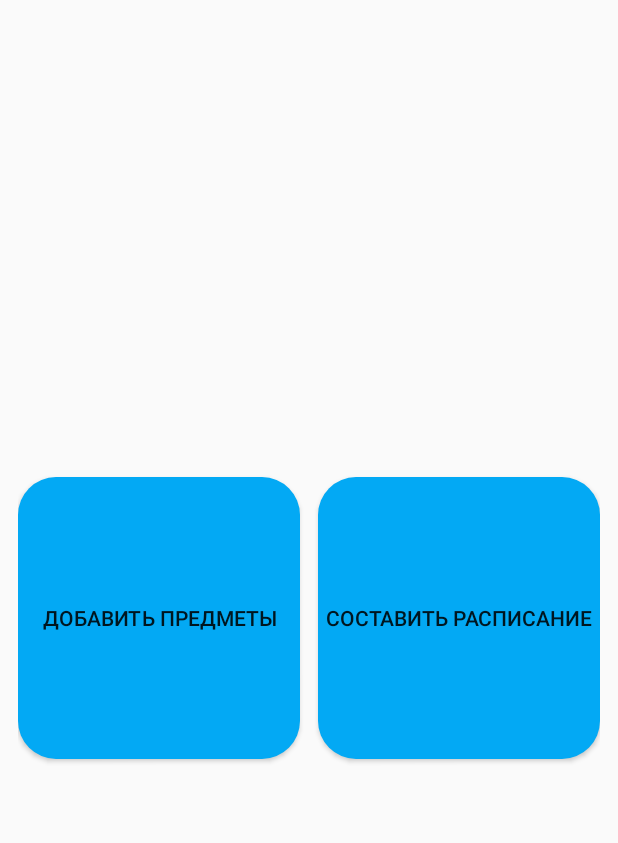
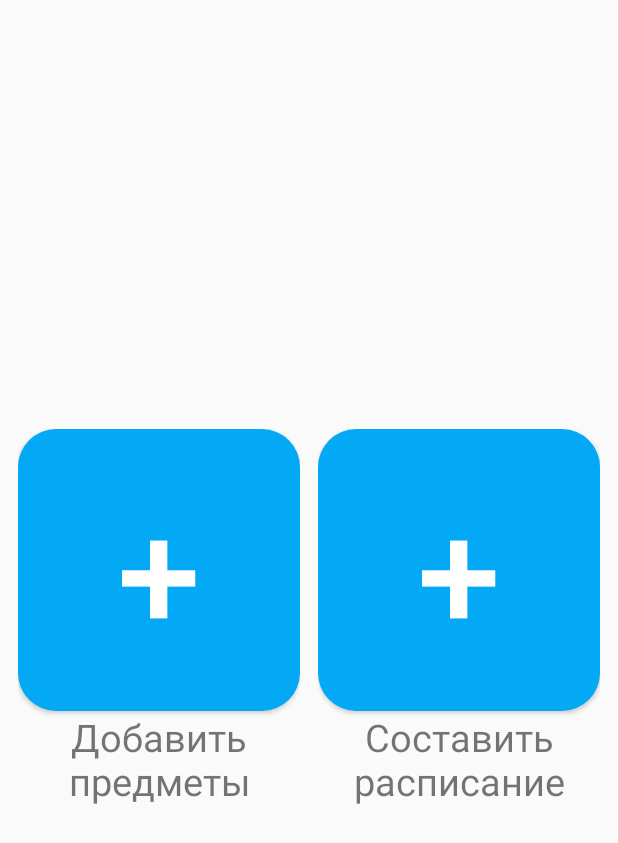
Before and after one commit to ShiryaevNikolay/MyApplicationTimeTable, an Android app: the screen it shows after launch (MainActivity), on a phone screen of 412 x 824 dp. Shown: the top 843 px of the screen. Run offline under Robolectric (Android 15) with nearby library versions, the phone set to English and light mode, and no system bars.

Commit message:
Add "+" in buttons, add text under buttons

```diff
--- a/app/src/main/res/layout/activity_main.xml
+++ b/app/src/main/res/layout/activity_main.xml
@@ -10,22 +10,59 @@
     tools:context=".MainActivity">
 
 
+    <LinearLayout
+        android:layout_width="match_parent"
+        android:layout_height="wrap_content"
+        android:layout_weight="1"
+        android:orientation="vertical"
+        android:layout_marginEnd="6dp">
+
         <com.example.timetable.ResizableButton
             android:id="@+id/main_btn1"
             android:layout_width="match_parent"
             android:layout_height="wrap_content"
-        android:layout_marginEnd="6dp"
+            android:layout_weight="1"
+            android:background="@drawable/rounded_corner"
+            android:text="+"
+            android:textColor="#ffffff"
+            android:textSize="100dp"/>
+
+        <TextView
+            android:id="@+id/textView"
+            android:layout_width="match_parent"
+            android:layout_height="wrap_content"
             android:layout_weight="1"
             android:text="Добавить предметы"
-        android:background="@drawable/rounded_corner"/>
+            android:gravity="center"
+            android:textSize="25dp"/>
+
+    </LinearLayout>
+
+    <LinearLayout
+        android:layout_width="match_parent"
+        android:layout_height="wrap_content"
+        android:layout_weight="1"
+        android:orientation="vertical"
+        android:layout_marginStart="6dp">
 
         <com.example.timetable.ResizableButton
             android:id="@+id/button2"
             android:layout_width="match_parent"
             android:layout_height="wrap_content"
-        android:layout_marginStart="6dp"
+            android:layout_weight="1"
+            android:background="@drawable/rounded_corner"
+            android:text="+"
+            android:textColor="#ffffff"
+            android:textSize="100dp" />
+
+        <TextView
+            android:id="@+id/textView2"
+            android:layout_width="match_parent"
+            android:layout_height="wrap_content"
             android:layout_weight="1"
             android:text="Составить расписание"
-        android:background="@drawable/rounded_corner"/>
+            android:gravity="center"
+            android:textSize="25dp" />
+    </LinearLayout>
 
 </LinearLayout>
```
Lines whose indentation alone changed are shown as unchanged.
